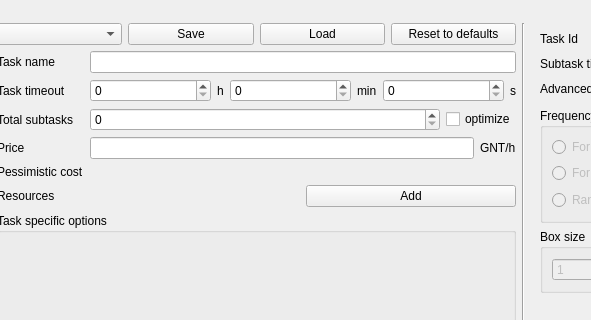
Old version of the form gui/view/AppMainWindow.ui in the repository golemfactory/clay; both pictures show x 128 to 719 and y 0 to 320 of the 1200 by 785 pixel window.
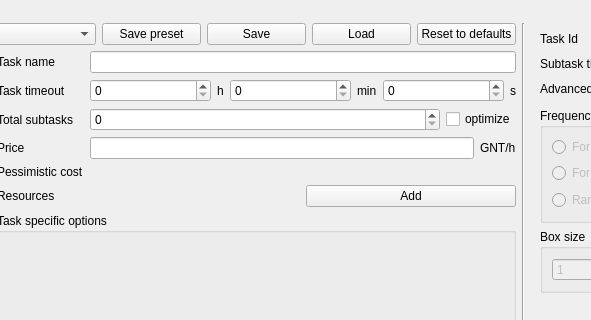
New version of the form. Icons and pictures are not drawn.

Commit message: Task preset - WIP

```diff
--- a/gui/view/AppMainWindow.ui
+++ b/gui/view/AppMainWindow.ui
@@ -524,6 +524,16 @@
                     </property>
                    </widget>
                   </item>
+                  <item>
+                   <widget class="QPushButton" name="savePresetButton">
+                    <property name="toolTip">
+                     <string>Save this preset</string>
+                    </property>
+                    <property name="text">
+                     <string>Save preset</string>
+                    </property>
+                   </widget>
+                  </item>
                   <item>
                    <widget class="QPushButton" name="saveButton">
                     <property name="toolTip">
```
The commit also changes 11 other files.
